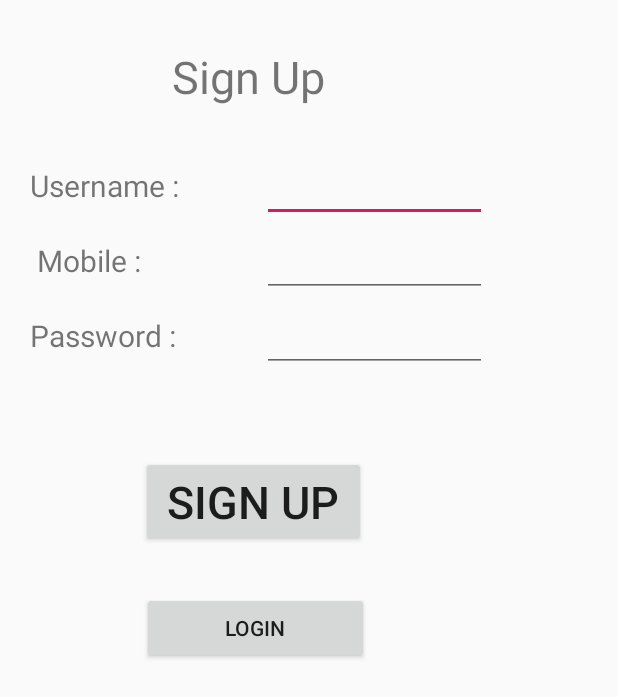
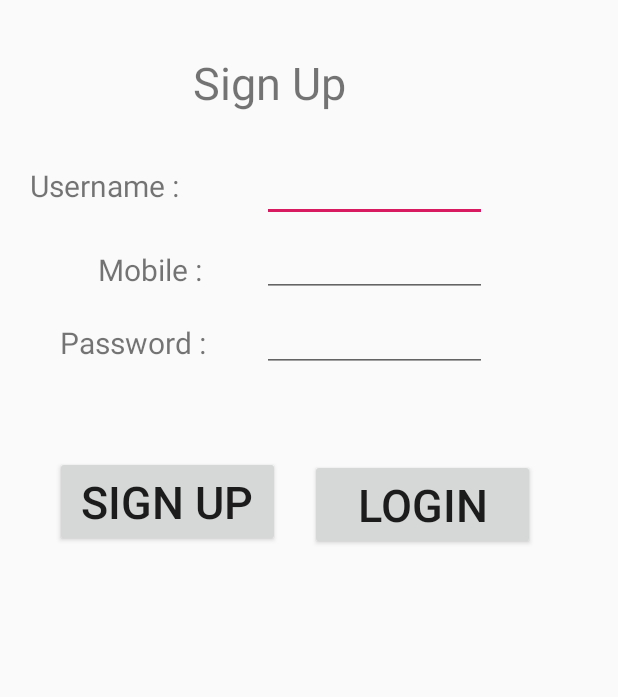
Before and after one commit to NitinNithilesh/Automatic-Fear-Detection, an Android app: the screen it shows after launch (MainActivity), on a phone screen of 412 x 824 dp. Shown: the top 697 px of the screen. Run offline under Robolectric (Android 15) with nearby library versions, the phone set to English and light mode, and no system bars.

Commit message:
UI and Field Changes

```diff
--- a/app/src/main/res/layout/activity_main.xml
+++ b/app/src/main/res/layout/activity_main.xml
@@ -1,15 +1,21 @@
 <?xml version="1.0" encoding="utf-8"?>
 <AbsoluteLayout xmlns:android="http://schemas.android.com/apk/res/android"
+    xmlns:app="http://schemas.android.com/apk/res-auto"
+    xmlns:tools="http://schemas.android.com/tools"
     android:layout_width="match_parent"
-    android:layout_height="match_parent">
+    android:layout_height="match_parent"
+    tools:context=".MainActivity">
 
     <TextView
         android:layout_width="wrap_content"
         android:layout_height="wrap_content"
-        android:layout_x="115dp"
-        android:layout_y="31dp"
+        android:layout_marginTop="32dp"
+        android:layout_x="129dp"
+        android:layout_y="35dp"
         android:text="Sign Up"
-        android:textSize="30sp" />
+        android:textSize="30sp"
+        app:layout_constraintTop_toTopOf="parent"
+        tools:layout_editor_absoluteX="154dp" />
 
     <TextView
         android:layout_width="wrap_content"
@@ -31,8 +37,8 @@
     <TextView
         android:layout_width="wrap_content"
         android:layout_height="wrap_content"
-        android:layout_x="20dp"
-        android:layout_y="160dp"
+        android:layout_x="61dp"
+        android:layout_y="166dp"
         android:text=" Mobile :"
         android:textSize="20sp" />
 
@@ -48,8 +54,8 @@
     <TextView
         android:layout_width="wrap_content"
         android:layout_height="wrap_content"
-        android:layout_x="20dp"
-        android:layout_y="210dp"
+        android:layout_x="40dp"
+        android:layout_y="215dp"
         android:text="Password :"
         android:textSize="20sp" />
 
@@ -59,25 +65,26 @@
         android:layout_height="wrap_content"
         android:layout_x="175dp"
         android:layout_y="200dp"
-        android:inputType="number|text"
+        android:inputType="textPassword"
         android:textSize="20sp" />
 
     <Button
         android:id="@+id/Insert"
         android:layout_width="150dp"
         android:layout_height="wrap_content"
-        android:layout_x="94dp"
+        android:layout_x="37dp"
         android:layout_y="304dp"
         android:text="SIGN UP"
         android:textSize="30dp" />
 
     <Button
         android:id="@+id/login"
-        android:layout_width="151dp"
+        android:layout_width="150dp"
         android:layout_height="wrap_content"
-        android:layout_x="95dp"
-        android:layout_y="395dp"
+        android:layout_x="207dp"
+        android:layout_y="306dp"
         android:onClick="onClick"
-        android:text="LOGIN" />
+        android:text="LOGIN"
+        android:textSize="30dp" />
 
 </AbsoluteLayout>
--- a/app/src/main/res/values/strings.xml
+++ b/app/src/main/res/values/strings.xml
@@ -1,3 +1,3 @@
 <resources>
-    <string name="app_name">MyProject</string>
+    <string name="app_name">Automatic Fear Detection</string>
 </resources>
```
Also changed, not shown: app/src/main/java/com/example/myproject/VprofileActivity.java (+6 -6 lines), app/src/main/res/layout/home.xml (+7 -7 lines), app/src/main/res/layout/login.xml (+8 -7 lines), app/src/main/res/layout/update_enumber.xml (+7 -7 lines), app/src/main/res/layout/update_profile.xml (+9 -9 lines), app/src/main/res/layout/view_profile.xml (+10 -10 lines).
